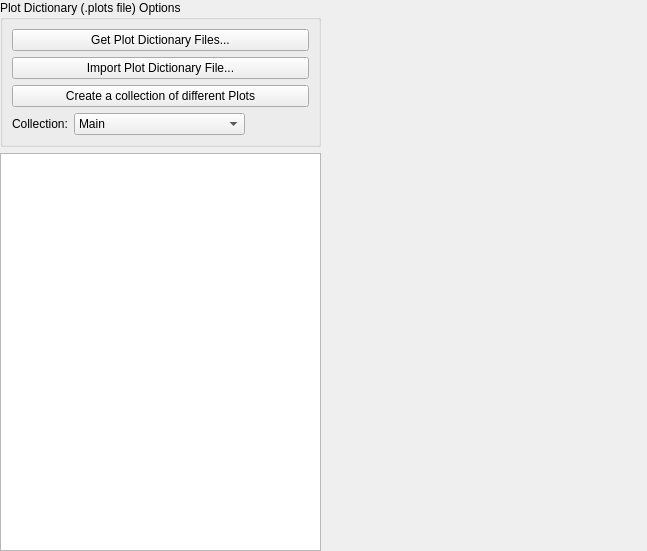
Old version of the form src/dashboard.ui in the repository KDE/khipu.
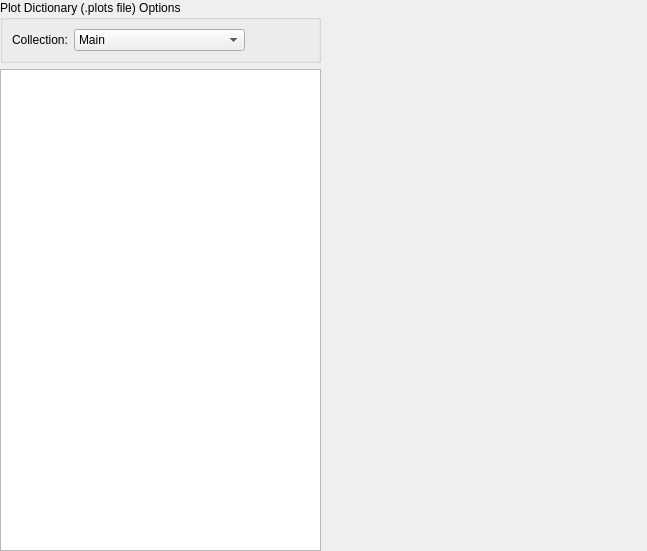
New version of the form. The open tabs and pages were chosen to show the change. Icons and pictures are not drawn. Custom widgets are drawn as their Qt base class.

The edit to the form file:
```diff
--- a/src/dashboard.ui
+++ b/src/dashboard.ui
@@ -83,48 +83,6 @@
              <string>Plot Dictionary (.plots file) Options</string>
             </property>
             <layout class="QVBoxLayout" name="verticalLayout_4">
-             <item>
-              <widget class="QPushButton" name="getDictionaryButton">
-               <property name="toolTip">
-                <string>&lt;html&gt;&lt;head/&gt;&lt;body&gt;&lt;p&gt;Download new plot-dictionary files from internet&lt;/p&gt;&lt;/body&gt;&lt;/html&gt;</string>
-               </property>
-               <property name="text">
-                <string>Get Plot Dictionary Files...</string>
-               </property>
-               <property name="icon">
-                <iconset theme="get-hot-new-stuff">
-                 <normaloff/>
-                </iconset>
-               </property>
-              </widget>
-             </item>
-             <item>
-              <widget class="QPushButton" name="importDictionarybutton">
-               <property name="toolTip">
-                <string>&lt;html&gt;&lt;head/&gt;&lt;body&gt;&lt;p&gt;Install a dictionary from a local file&lt;/p&gt;&lt;/body&gt;&lt;/html&gt;</string>
-               </property>
-               <property name="text">
-                <string>Import Plot Dictionary File...</string>
-               </property>
-               <property name="icon">
-                <iconset theme="document-import">
-                 <normaloff/>
-                </iconset>
-               </property>
-              </widget>
-             </item>
-             <item>
-              <widget class="QPushButton" name="pushButton_4">
-               <property name="text">
-                <string>Create a collection of different Plots</string>
-               </property>
-               <property name="icon">
-                <iconset theme="document-new">
-                 <normaloff/>
-                </iconset>
-               </property>
-              </widget>
-             </item>
              <item>
               <layout class="QHBoxLayout" name="horizontalLayout_9">
                <item>
```
